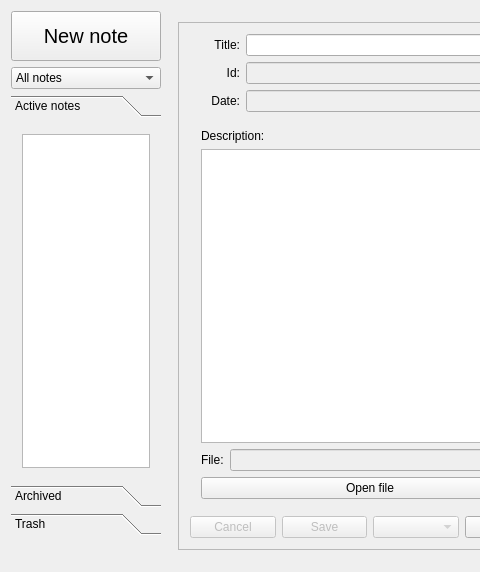
guillaumejounel/PluriNotes, file PluriNotes/plurinotes.ui: the form before one commit; both pictures show x 0 to 480 and y 0 to 572 of the 850 by 572 pixel window.
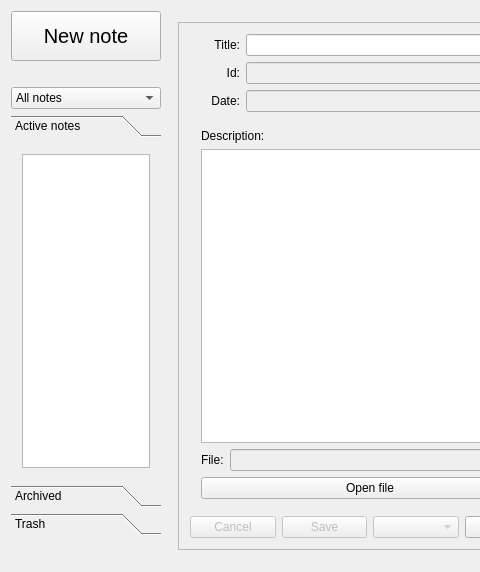
The form after the commit.

```diff
--- a/PluriNotes/plurinotes.ui
+++ b/PluriNotes/plurinotes.ui
@@ -52,6 +52,19 @@
      <layout class="QVBoxLayout" name="verticalLayout_11">
       <item>
        <layout class="QVBoxLayout" name="verticalLayout_15">
+        <item>
+         <spacer name="horizontalSpacer_2">
+          <property name="orientation">
+           <enum>Qt::Horizontal</enum>
+          </property>
+          <property name="sizeHint" stdset="0">
+           <size>
+            <width>40</width>
+            <height>20</height>
+           </size>
+          </property>
+         </spacer>
+        </item>
         <item>
          <widget class="QComboBox" name="filterComboBox">
           <item>
@@ -85,7 +98,7 @@
            <x>0</x>
            <y>0</y>
            <width>150</width>
-           <height>307</height>
+           <height>281</height>
           </rect>
          </property>
          <attribute name="label">
```
Left out of the diff: 4 changed lines with no effect on the pictures.
